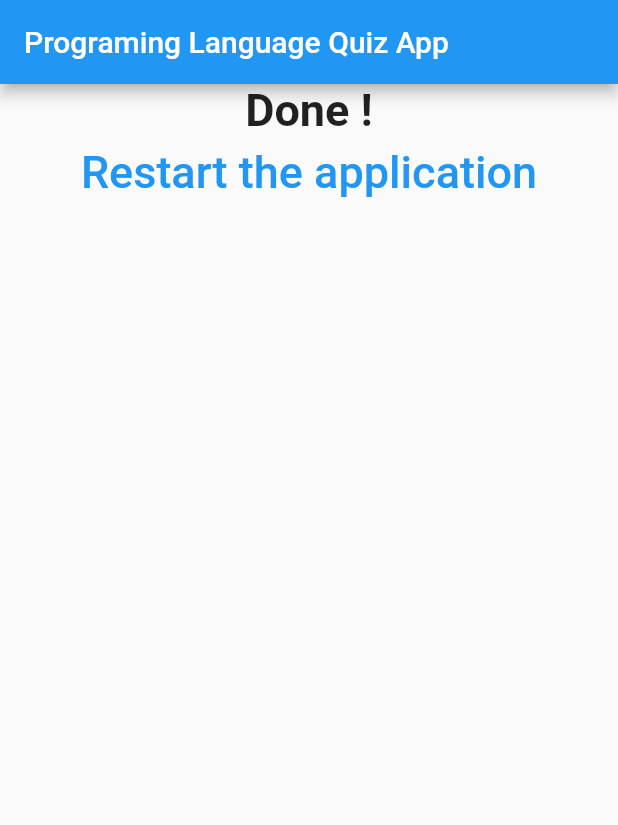
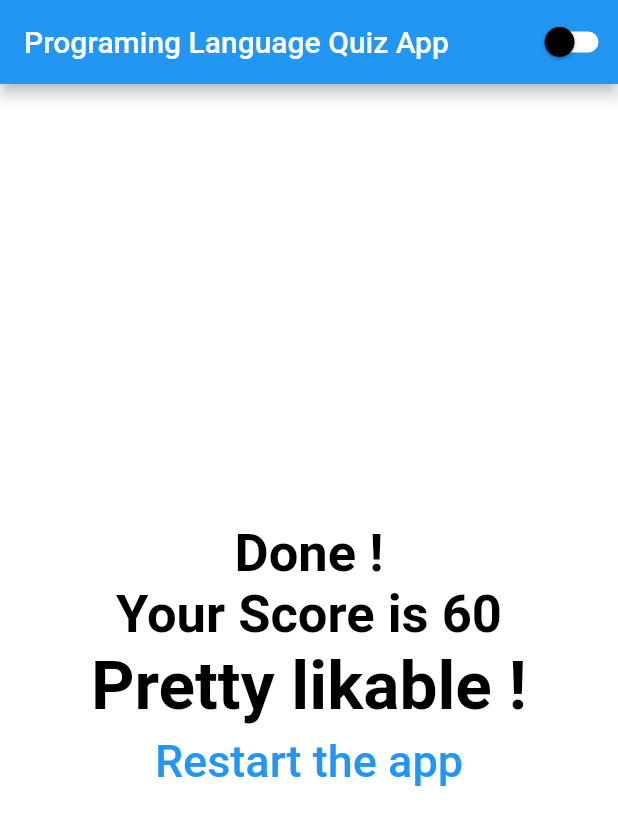
Before and after one commit to waelfraj/quiz_app, a Flutter app: the screen it shows after launch, after a tap on "Black", after a tap on "Tiger", after a tap on "wael3", on a phone screen of 412 x 824 dp. Shown: the top 825 px of the screen. Run offline on Flutter 3.47's test engine with Material 2 defaults, Android fonts, the phone set to English and light mode, and no system bars.

Commit message:
Final Progarmme

```diff
--- a/lib/answer.dart
+++ b/lib/answer.dart
@@ -14,20 +14,21 @@ class Answer extends StatelessWidget {
   Widget build(BuildContext context) {
     // ignore: sized_box_for_whitespace
     return Container(
+        margin: const EdgeInsets.symmetric(vertical: 0, horizontal: 10),
         width: double.infinity,
         // ignore: prefer_const_constructors
-      margin: EdgeInsets.all(7.0),
-      child: RaisedButton(
-        color: Colors.blue,
-        textColor: Colors.white,
+
+        child: Container(
+          margin: const EdgeInsets.symmetric(vertical: 5),
+          child: ElevatedButton(
             onPressed: x,
             // ignore: prefer_const_constructors
             child: Text(
               answerText,
               // ignore: prefer_const_constructors
-          style: TextStyle(fontSize: 15),
+              style: TextStyle(fontSize: 20),
             ),
           ),
-    );
+        ));
   }
 }
--- a/lib/main.dart
+++ b/lib/main.dart
@@ -1,10 +1,7 @@
 // ignore_for_file: deprecated_member_use, prefer_const_constructors
-
 import 'package:flutter/material.dart';
-import 'package:quiz_app/answer.dart';
 import 'package:quiz_app/quiz.dart';
 import 'package:quiz_app/result.dart';
-import 'question.dart';
 
 main() => runApp(MyApp());
 
@@ -16,15 +13,20 @@ class MyApp extends StatefulWidget {
   _MyAppState createState() => _MyAppState();
 }
 
+Color bodyColorWhite = Colors.white;
+Color bodyColorBlack = Colors.black;
+
 class _MyAppState extends State<MyApp> {
+  bool isSwitched = false;
+
   int _totalScore = 0;
   int _questionIndex = 0;
 
   void answerQuestion(int score) {
-    _totalScore += score;
     setState(() {
       _questionIndex += 1;
     });
+    _totalScore += score;
   }
 
   void _resetQuiz() {
@@ -68,13 +70,37 @@ class _MyAppState extends State<MyApp> {
     return MaterialApp(
         home: Scaffold(
       appBar: AppBar(
-        title: Text('Programing Language Quiz App'),
+        title: Text(
+          'Programing Language Quiz App',
+          style: TextStyle(color: bodyColorWhite),
+        ),
+        actions: <Widget>[
+          Switch(
+            value: isSwitched,
+            onChanged: (value) {
+              setState(() {
+                isSwitched = value;
+                if (isSwitched) {
+                  bodyColorWhite = Colors.black;
+                  bodyColorBlack = Colors.white;
+                } else {
+                  bodyColorWhite = Colors.white;
+                  bodyColorBlack = Colors.black;
+                }
+              });
+            },
+            activeColor: Colors.white,
+            inactiveThumbColor: Colors.black,
+            inactiveTrackColor: Colors.white,
+          )
+        ],
       ),
       // ignore: avoid_unnecessary_containers
       body: Container(
+          color: bodyColorWhite,
           child: _questionIndex < _questions.length
               ? Quiz(_questions, _questionIndex, answerQuestion)
-              : Result(_resetQuiz)),
+              : Result(_resetQuiz, _totalScore)),
     ));
   }
 }
--- a/lib/question.dart
+++ b/lib/question.dart
@@ -1,4 +1,5 @@
 import 'package:flutter/material.dart';
+import 'package:quiz_app/main.dart';
 
 class Question extends StatelessWidget {
   // ignore: prefer_typing_uninitialized_variables
@@ -15,7 +16,8 @@ class Question extends StatelessWidget {
       child: Text(
         questionText,
         // ignore: prefer_const_constructors
-        style: TextStyle(fontSize: 20),
+        style: TextStyle(
+            fontSize: 25, color: bodyColorBlack, fontWeight: FontWeight.bold),
         textAlign: TextAlign.center,
       ),
     );
--- a/lib/quiz.dart
+++ b/lib/quiz.dart
@@ -16,7 +16,7 @@ class Quiz extends StatelessWidget {
     return Column(
       children: <Widget>[
         Question(questions[questionIndex]['questionText'].toString()),
-        ...((questions[questionIndex]['answers'] as List<Map<String, Object>>))
+        ...(questions[questionIndex]['answers'] as List<Map<String, Object>>)
             .map((answer) {
           return Answer(
               () => answerQuestion(int.parse(answer['score'].toString())),
--- a/lib/result.dart
+++ b/lib/result.dart
@@ -1,25 +1,57 @@
 // ignore_for_file: prefer_const_constructors
-
 import 'package:flutter/material.dart';
+import 'main.dart';
 
 // ignore: use_key_in_widget_constructors
 class Result extends StatelessWidget {
   final Function() q;
+  final int resultScore;
 
   // ignore: prefer_const_constructors_in_immutables, use_key_in_widget_constructors
-  Result(this.q);
+  Result(this.q, this.resultScore);
+
+  String get resultPhrase {
+    String resultText;
+    if (resultScore >= 70) {
+      resultText = "You are awesome !";
+    } else if (resultScore >= 40) {
+      resultText = "Pretty likable !";
+    } else {
+      resultText = "You are so bad !";
+    }
+    return resultText;
+  }
+
   @override
   Widget build(BuildContext context) {
     return Center(
       child: Column(
+        mainAxisAlignment: MainAxisAlignment.center,
         children: <Widget>[
           Text(
             "Done !",
-            style: TextStyle(fontSize: 30, fontWeight: FontWeight.bold),
+            style: TextStyle(
+                fontSize: 35,
+                fontWeight: FontWeight.bold,
+                color: bodyColorBlack),
+          ),
+          Text(
+            "Your Score is $resultScore",
+            style: TextStyle(
+                fontSize: 35,
+                fontWeight: FontWeight.bold,
+                color: bodyColorBlack),
+          ),
+          Text(
+            resultPhrase,
+            style: TextStyle(
+                fontSize: 45,
+                fontWeight: FontWeight.bold,
+                color: bodyColorBlack),
           ),
           FlatButton(
             // ignore: sort_child_properties_last
-            child: Text("Restart the application",
+            child: Text("Restart the app",
                 style: TextStyle(color: Colors.blue, fontSize: 30)),
             onPressed: q,
           ),
```
Also changed, not shown: 8 other files. Lines whose indentation alone changed are shown as unchanged.
